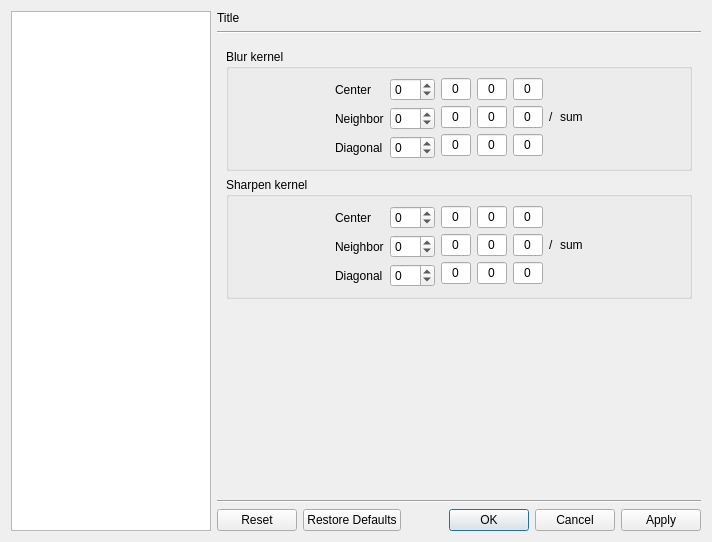
The window that src/cmplayer/ui/prefdialog.ui (bylee20/bomi) describes before a commit, drawn with Qt 5.
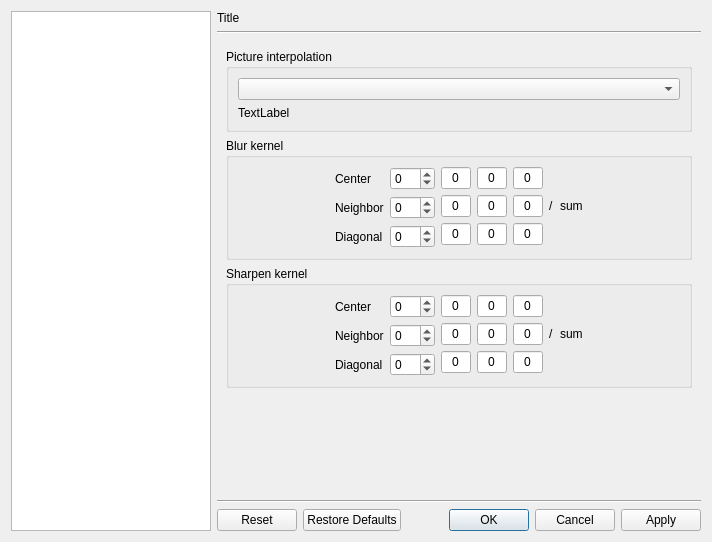
The same window after the commit. The open tabs and pages were chosen to show the change. Icons and pictures are not drawn. Custom widgets are drawn as their Qt base class.

Commit message: * New: 'Picture Interpolator' option in video filter

```diff
--- a/src/cmplayer/ui/prefdialog.ui
+++ b/src/cmplayer/ui/prefdialog.ui
@@ -912,7 +912,26 @@
         </layout>
        </widget>
        <widget class="QWidget" name="video_filter">
-        <layout class="QVBoxLayout" name="verticalLayout_7">
+        <layout class="QVBoxLayout" name="verticalLayout_38">
+         <item>
+          <widget class="QGroupBox" name="groupBox_27">
+           <property name="title">
+            <string>Picture interpolation</string>
+           </property>
+           <layout class="QVBoxLayout" name="verticalLayout_7">
+            <item>
+             <widget class="InterpolatorTypeComboBox" name="picture_interpolator"/>
+            </item>
+            <item>
+             <widget class="QLabel" name="picture_interpolator_desc">
+              <property name="text">
+               <string notr="true">TextLabel</string>
+              </property>
+             </widget>
+            </item>
+           </layout>
+          </widget>
+         </item>
          <item>
           <widget class="QGroupBox" name="groupBox_5">
            <property name="title">
@@ -3185,6 +3204,11 @@
    <extends>QComboBox</extends>
    <header>widgets.hpp</header>
   </customwidget>
+  <customwidget>
+   <class>InterpolatorTypeComboBox</class>
+   <extends>QComboBox</extends>
+   <header>widgets.hpp</header>
+  </customwidget>
  </customwidgets>
  <resources>
   <include location="../rsclist.qrc"/>
```
Left out of the diff: 2 changed lines with no effect on the pictures. The commit also changes 22 other files.
